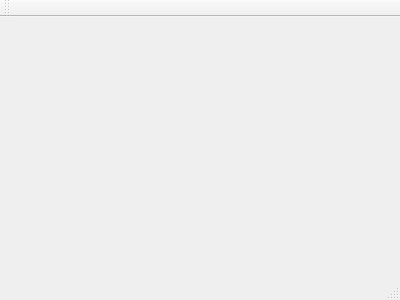
Above: src/mainwindow.ui from BadamBoum/competencesManager before the change. Below: the same form after it.
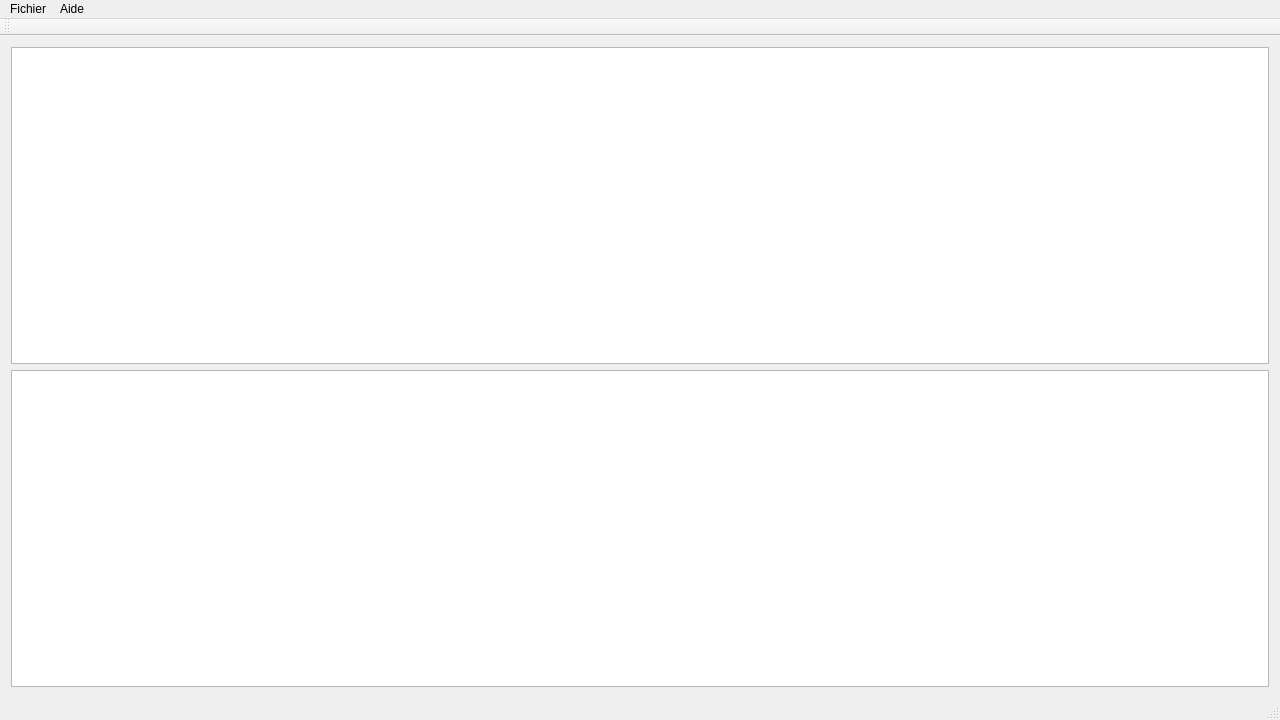
That is the form after the change.

Commit message: Add piece of code to make technical proof of concept.

Diff of the .ui file:
```diff
--- a/src/mainwindow.ui
+++ b/src/mainwindow.ui
@@ -6,23 +6,51 @@
    <rect>
     <x>0</x>
     <y>0</y>
-    <width>400</width>
-    <height>300</height>
+    <width>1280</width>
+    <height>720</height>
    </rect>
   </property>
   <property name="windowTitle">
    <string>Competences Manager</string>
   </property>
-  <widget class="QWidget" name="centralWidget"/>
+  <widget class="QWidget" name="centralWidget">
+   <layout class="QGridLayout" name="gridLayout">
+    <item row="0" column="0">
+     <widget class="QTableWidget" name="tableWidget">
+      <property name="alternatingRowColors">
+       <bool>true</bool>
+      </property>
+     </widget>
+    </item>
+    <item row="1" column="0">
+     <widget class="QPlainTextEdit" name="plainTextEdit"/>
+    </item>
+   </layout>
+  </widget>
   <widget class="QMenuBar" name="menuBar">
    <property name="geometry">
     <rect>
      <x>0</x>
      <y>0</y>
-     <width>400</width>
+     <width>1280</width>
      <height>21</height>
     </rect>
    </property>
+   <widget class="QMenu" name="menuFichier">
+    <property name="title">
+     <string>Fichier</string>
+    </property>
+    <addaction name="actionQuitter"/>
+   </widget>
+   <widget class="QMenu" name="menuAide">
+    <property name="title">
+     <string>Aide</string>
+    </property>
+    <addaction name="actionA_propos"/>
+    <addaction name="actionA_propos_de_Qt5"/>
+   </widget>
+   <addaction name="menuFichier"/>
+   <addaction name="menuAide"/>
   </widget>
   <widget class="QToolBar" name="mainToolBar">
    <attribute name="toolBarArea">
```
Left out of the diff: 15 changed lines with no effect on the pictures. The commit also changes 2 other files.
